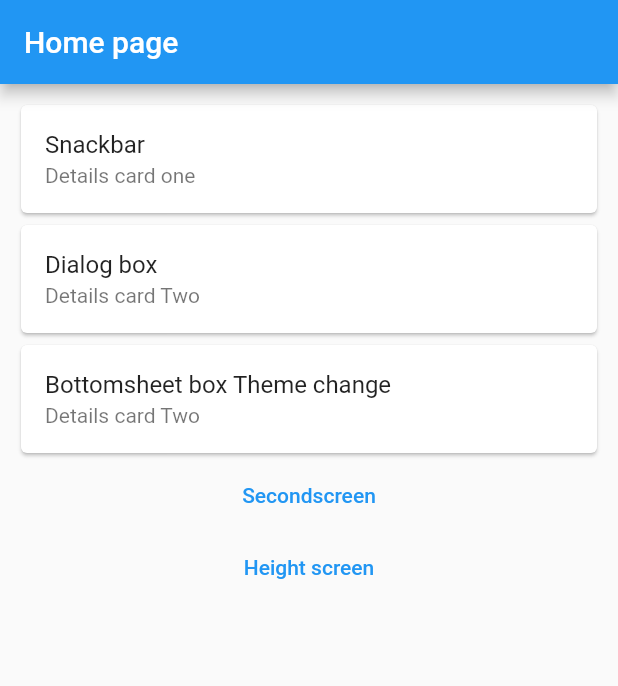
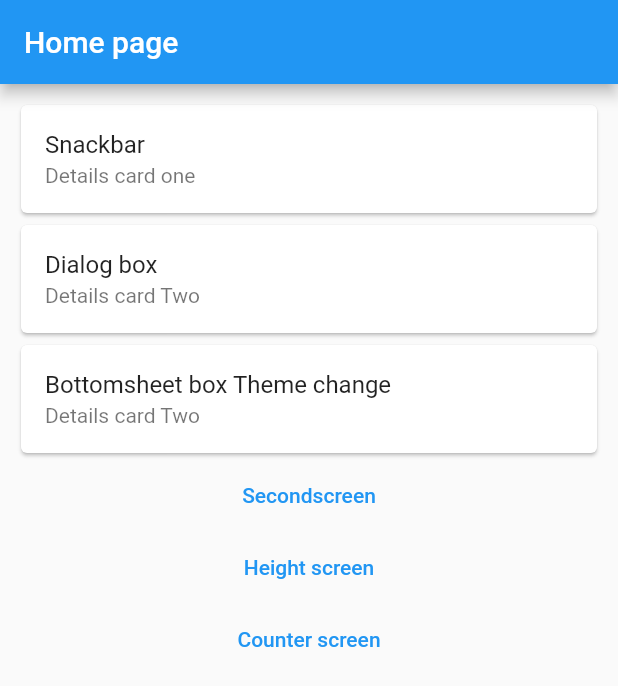
Before and after one commit to MuhammadYousufbhimla/Getx, a Flutter app: the screen it shows after launch, on a phone screen of 412 x 824 dp. Shown: the top 686 px of the screen. Run offline on Flutter 3.47's test engine with Material 2 defaults, Android fonts, the phone set to English and light mode, and no system bars; our stand-ins replace form_field_validator, get; missing offline and left inert: dart:html.

Commit message:
obx function used working

```diff
--- /dev/null
+++ b/lib/controller/counter_contoller.dart
@@ -0,0 +1,12 @@
+import 'package:get/get.dart';
+
+
+class countercontrollers extends GetxController{
+  RxInt counter=1.obs;
+
+  incrementcounter(){
+    counter.value++;
+    print(counter.value);
+  }
+
+}
--- a/lib/homescreen.dart
+++ b/lib/homescreen.dart
@@ -95,6 +95,10 @@ class _HomescreenState extends State<Homescreen> {
             onPressed: (){Get.toNamed('/height1');
             },
             child: Text("Height screen")),
+            TextButton(
+            onPressed: (){Get.toNamed('/counters');
+            },
+            child: Text("Counter screen")),
           ],
 
         ),
--- a/lib/main.dart
+++ b/lib/main.dart
@@ -2,6 +2,7 @@
 
 import 'package:flutter/material.dart';
 import 'package:get/get.dart';
+import 'package:getx/countergetx.dart';
 import 'package:getx/height&width.dart';
 import 'package:getx/homescreen.dart';
 import 'package:getx/langugae.dart';
@@ -35,6 +36,7 @@ class _MyAppState extends State<MyApp> {
         GetPage(name: '/secondscreen', page: ()=>Secondscreen()),
          GetPage(name: '/language', page: ()=>languagescreen()),
          GetPage(name: '/height1',page:()=>hegwidth()),
+          GetPage(name: '/counters',page:()=>counter()),
       ],
     );
   }
```
Also changed, not shown: lib/countergetx.dart (added, +37 -0 lines).
